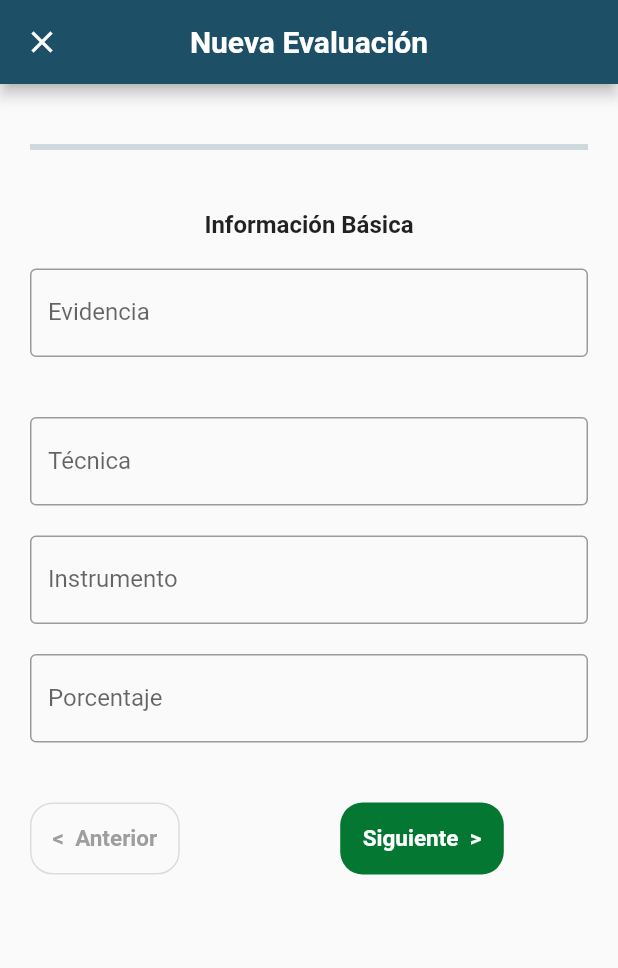
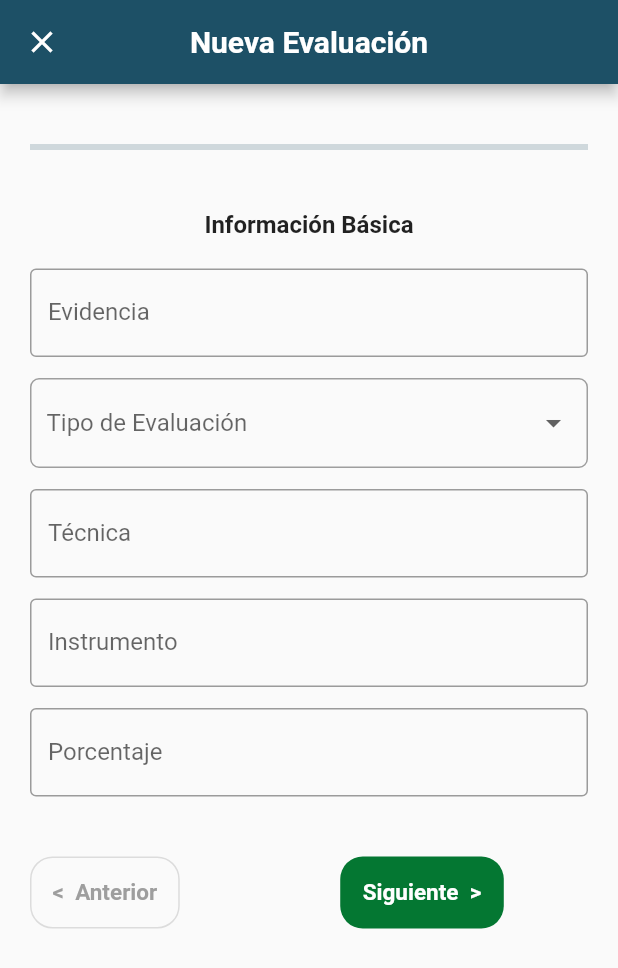
Before and after one commit to 3METS/UCABdemicsMobile, a Flutter app: the NewTestPage screen opened directly, on a phone screen of 412 x 824 dp. Shown: the top 968 px of the screen. Run offline on Flutter 3.47's test engine with Material 2 defaults, Android fonts, the phone set to English and light mode, and no system bars.

Commit message:
Trabajando en la Segunda Pantalla de Eduardo

```diff
--- a/ucabdemicsmobile/lib/Views/NewTest/firststep.dart
+++ b/ucabdemicsmobile/lib/Views/NewTest/firststep.dart
@@ -8,10 +8,34 @@ class FirstStep extends StatefulWidget {
 }
 
 class _FirstStepState extends State<FirstStep> {
+  String dropdownValue = 'One';
+
+  Widget dropmenu(){
+    return DropdownButton<String>(
+      isExpanded: true,
+      icon: Icon(Icons.arrow_drop_down),
+      iconSize: 24,
+      elevation: 16,
+      hint: Text("Tipo de Evaluación"),
+      underline: Container(),
+      items: <String>['One', 'Two', 'Free', 'Four'].map<DropdownMenuItem<String>>((String value) {
+        return DropdownMenuItem<String>(
+          value: value,
+          child: Text(value),
+        );
+      }).toList(),
+      onChanged: (String newValue) {
+        setState(() {
+          dropdownValue = newValue;
+        });
+      },
+    );
+  }
+
   @override
   Widget build(BuildContext context) {
     return Container(
-       child: Column(
+      child: Column(
         children: <Widget>[
           Text("Información Básica", style: TextStyle(fontSize: 16.0,fontWeight: FontWeight.bold),),
           SizedBox(height: 20.0,),
@@ -25,23 +49,33 @@ class _FirstStepState extends State<FirstStep> {
                     labelText: 'Evidencia',
                   ),
                 ),
-                SizedBox(height: 20.0,),
-
-                SizedBox(height: 20.0,),
+                SizedBox(height: 14.0,),
+                Container(
+                  child: dropmenu(),
+                  width: double.infinity,
+                  padding: EdgeInsets.symmetric(horizontal: 10.0,vertical: 5.0),
+                  decoration: BoxDecoration(
+                    border: Border.all(
+                      color: Colors.grey,
+                    ),
+                    borderRadius: BorderRadius.all(Radius.circular(06))
+                  ),
+                ),
+                SizedBox(height: 14.0,),
                 TextField(
                   decoration: InputDecoration(
                     border: OutlineInputBorder(),
                     labelText: 'Técnica',
                   ),
                 ),
-                SizedBox(height: 20.0,),
+                SizedBox(height: 14.0,),
                 TextField(
                   decoration: InputDecoration(
                     border: OutlineInputBorder(),
                     labelText: 'Instrumento',
                   ),
                 ),
-                SizedBox(height: 20.0,),
+                SizedBox(height: 14.0,),
                 TextField(
                   decoration: InputDecoration(
                     border: OutlineInputBorder(),
--- a/ucabdemicsmobile/lib/Views/NewTest/newtest_page.dart
+++ b/ucabdemicsmobile/lib/Views/NewTest/newtest_page.dart
@@ -26,7 +26,7 @@ class _NewTestPageState extends State<NewTestPage> {
       }
       break;
       case "0.5": {
-        return secondStep();
+        return SecondStep();
       }
       break;
       case "1.0": {
```
Also changed, not shown: ucabdemicsmobile/lib/Views/NewTest/secondstep.dart (+39 -1 lines).
